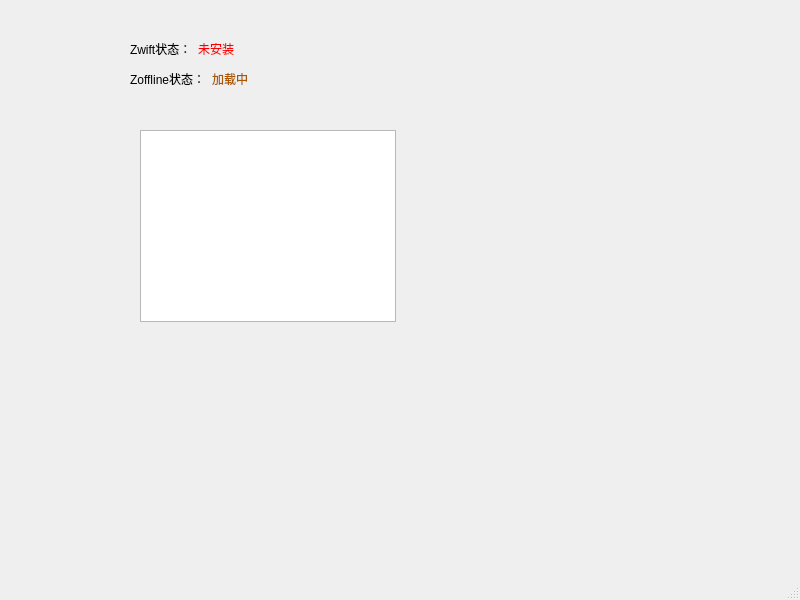
Before: the Qt Designer form mainwindow.ui in zHElEARN/zoffline_launcher, drawn with Qt 5.
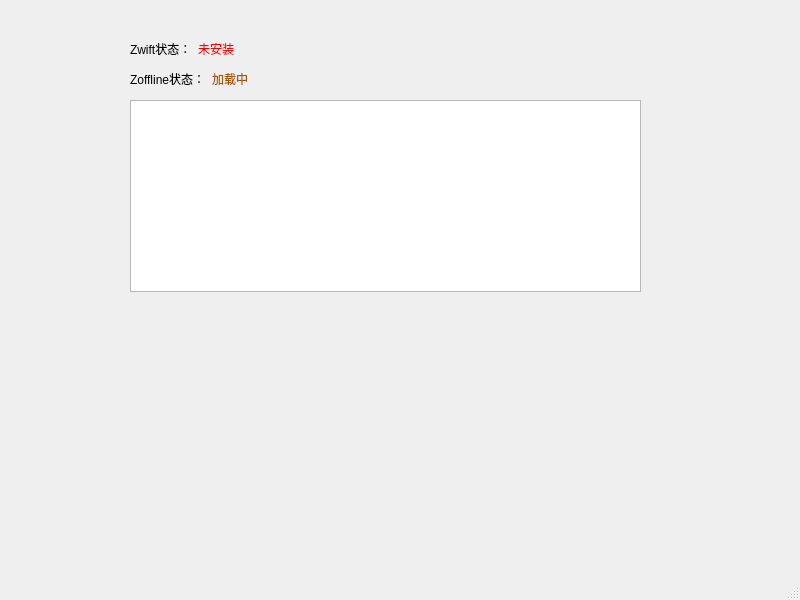
After: the same form once the commit is applied.

Commit message: feat(dialog): add logging functionality to dialog box

What changed in the file:
```diff
--- a/mainwindow.ui
+++ b/mainwindow.ui
@@ -75,9 +75,9 @@
    <widget class="QTextBrowser" name="textBrowser_log">
     <property name="geometry">
      <rect>
-      <x>140</x>
-      <y>130</y>
-      <width>256</width>
+      <x>130</x>
+      <y>100</y>
+      <width>511</width>
       <height>192</height>
      </rect>
     </property>
```
The commit also changes 4 other files.
